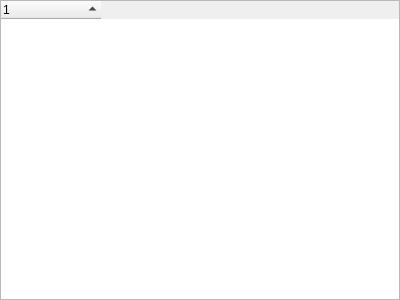
Before: the Qt Designer form tabs/procs/procstab.ui in tux3/observer, drawn with Qt 5.
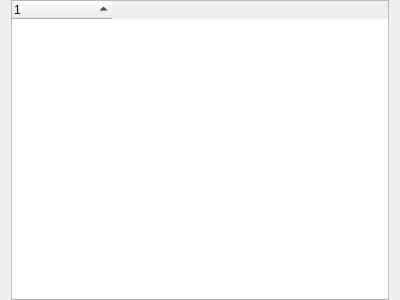
After: the same form once the commit is applied. Custom widgets are drawn as their Qt base class.

```diff
--- a/tabs/procs/procstab.ui
+++ b/tabs/procs/procstab.ui
@@ -11,15 +11,9 @@
    </rect>
   </property>
   <layout class="QVBoxLayout" name="verticalLayout">
-   <property name="leftMargin">
-    <number>0</number>
-   </property>
    <property name="topMargin">
     <number>0</number>
    </property>
-   <property name="rightMargin">
-    <number>0</number>
-   </property>
    <property name="bottomMargin">
     <number>0</number>
    </property>
```
